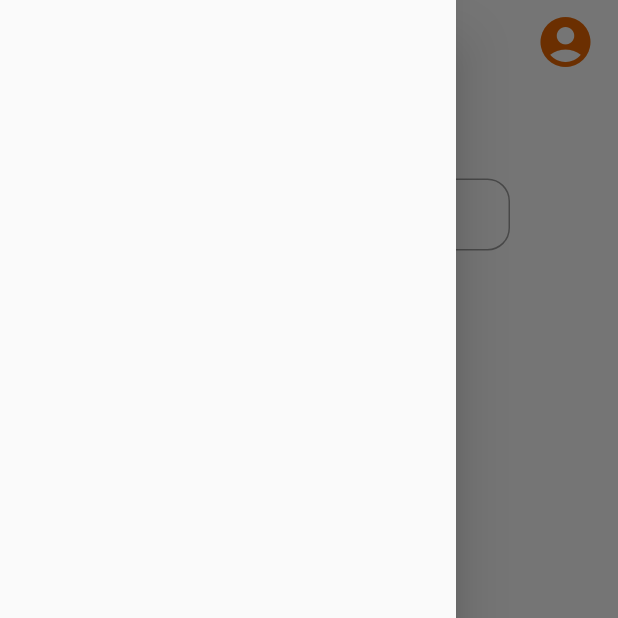
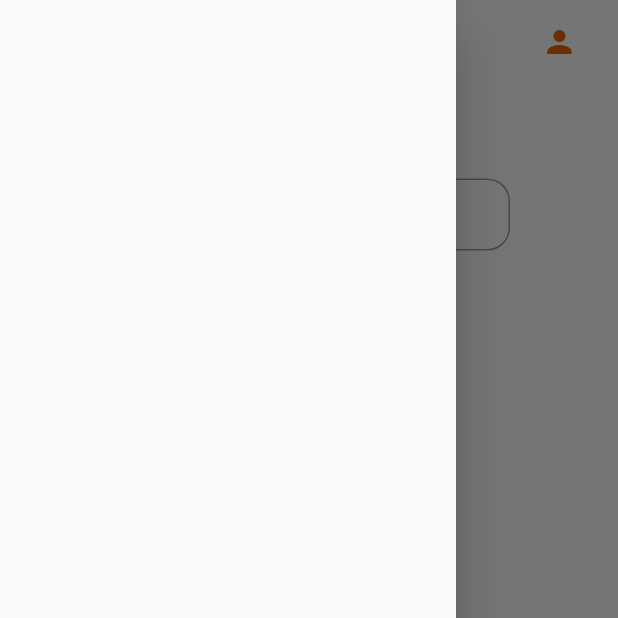
Before and after one commit to Pratyakshsoni31/Food_App_Online, a Flutter app: the Home screen opened by its route, with the side drawer open, on a phone screen of 412 x 824 dp, the top half of it. Run offline on Flutter 3.47's test engine with Material 2 defaults, Android fonts, the phone set to English and light mode, and no system bars; our stand-ins replace cloud_firestore, firebase_auth, firebase_core, google_sign_in; accounts and stored records are empty.

Commit message:
Food App

```diff
--- a/lib/Pages/home_page.dart
+++ b/lib/Pages/home_page.dart
@@ -3,7 +3,6 @@ import 'package:flutter/material.dart';
 import 'package:cloud_firestore/cloud_firestore.dart';
 
 final searchController=TextEditingController();
-
 class Home extends StatefulWidget {
   const Home({ Key? key }) : super(key: key);
 
@@ -11,12 +10,15 @@ class Home extends StatefulWidget {
   State<Home> createState() => _HomeState();
 }
 
+
+
 class _HomeState extends State<Home> {
   TextEditingController searchController=TextEditingController();
   @override
 
   Widget build(BuildContext context) {
     return Scaffold(
+
       backgroundColor: Colors.white,
       resizeToAvoidBottomInset: true,
       drawer: const Drawer(),
@@ -31,10 +33,8 @@ class _HomeState extends State<Home> {
         ),
         actions: [
           Padding(padding: const EdgeInsets.fromLTRB(0, 0, 15, 0),
-            child: IconButton(
-              onPressed: () {},
-              icon: const Icon(Icons.account_circle,size: 40)
-            )
+            child: IconButton(onPressed: () {} , icon: const Icon(Icons.person)),
+
           ),
         ],
       ),
@@ -70,10 +70,13 @@ class _HomeState extends State<Home> {
               child:  StreamBuilder(
                 stream: FirebaseFirestore.instance.collection('restaurants').snapshots(),
                 builder: (context, AsyncSnapshot<QuerySnapshot> snapshot) {
-                return ListView(
-                children: snapshot.data!.docs.map((restaurant){
-                return  Center(
-                  child: ListTile(
+                  if(!snapshot.hasData){
+                    return const Center(child: Text("Loading..."),);
+                  }
+                 return ListView(
+                  children: snapshot.data!.docs.map((restaurant){
+                    return  Center(
+                    child: ListTile(
                     leading: Padding(padding: const EdgeInsets.fromLTRB(20, 5, 0, 0),
                       child: Container(
                         decoration: BoxDecoration(
@@ -106,4 +109,5 @@ class _HomeState extends State<Home> {
         ),
         );
   }
+
 }
--- a/pubspec.yaml
+++ b/pubspec.yaml
@@ -42,6 +42,7 @@ dependencies:
   google_sign_in_web: ^0.10.1+2
   cloud_firestore: ^3.1.17
   cloud_firestore_web: ^2.6.16
+  provider: ^6.0.3
 
 dev_dependencies:
   flutter_test:
```
Also changed, not shown: pubspec.lock.
